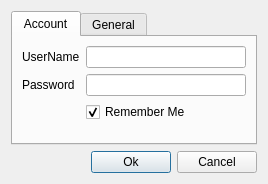
Old version of the form preferences.ui in the repository abnd90/py-cloudapp.
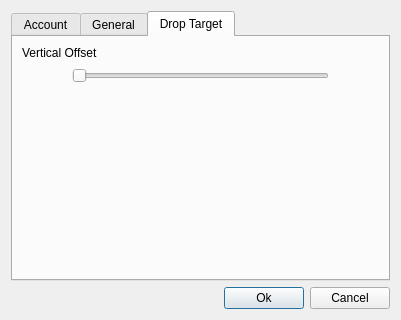
New version of the form. Icons and pictures are not drawn.

Commit message: Change drop target position, upload status in context menu

Patch:
```diff
--- a/preferences.ui
+++ b/preferences.ui
@@ -6,8 +6,8 @@
    <rect>
     <x>0</x>
     <y>0</y>
-    <width>242</width>
-    <height>184</height>
+    <width>401</width>
+    <height>320</height>
    </rect>
   </property>
   <property name="windowTitle">
@@ -17,7 +17,7 @@
    <item>
     <widget class="QTabWidget" name="tabWidget">
      <property name="currentIndex">
-      <number>0</number>
+      <number>2</number>
      </property>
      <widget class="QWidget" name="accountTab">
       <attribute name="title">
@@ -118,6 +118,66 @@
        </item>
       </layout>
      </widget>
+     <widget class="QWidget" name="tab_2">
+      <attribute name="title">
+       <string>Drop Target</string>
+      </attribute>
+      <layout class="QFormLayout" name="formLayout_3">
+       <property name="fieldGrowthPolicy">
+        <enum>QFormLayout::AllNonFixedFieldsGrow</enum>
+       </property>
+       <item row="0" column="0">
+        <widget class="QLabel" name="label_7">
+         <property name="text">
+          <string>Vertical Offset</string>
+         </property>
+        </widget>
+       </item>
+       <item row="1" column="0" colspan="2">
+        <layout class="QHBoxLayout" name="horizontalLayout_2">
+         <item>
+          <spacer name="horizontalSpacer_2">
+           <property name="orientation">
+            <enum>Qt::Horizontal</enum>
+           </property>
+           <property name="sizeType">
+            <enum>QSizePolicy::Fixed</enum>
+           </property>
+           <property name="sizeHint" stdset="0">
+            <size>
+             <width>50</width>
+             <height>0</height>
+            </size>
+           </property>
+          </spacer>
+         </item>
+         <item>
+          <widget class="QSlider" name="voffsetSlider">
+           <property name="orientation">
+            <enum>Qt::Horizontal</enum>
+           </property>
+          </widget>
+         </item>
+         <item>
+          <spacer name="horizontalSpacer_3">
+           <property name="orientation">
+            <enum>Qt::Horizontal</enum>
+           </property>
+           <property name="sizeType">
+            <enum>QSizePolicy::Fixed</enum>
+           </property>
+           <property name="sizeHint" stdset="0">
+            <size>
+             <width>50</width>
+             <height>20</height>
+            </size>
+           </property>
+          </spacer>
+         </item>
+        </layout>
+       </item>
+      </layout>
+     </widget>
     </widget>
    </item>
    <item>
```
The commit also changes 6 other files.
